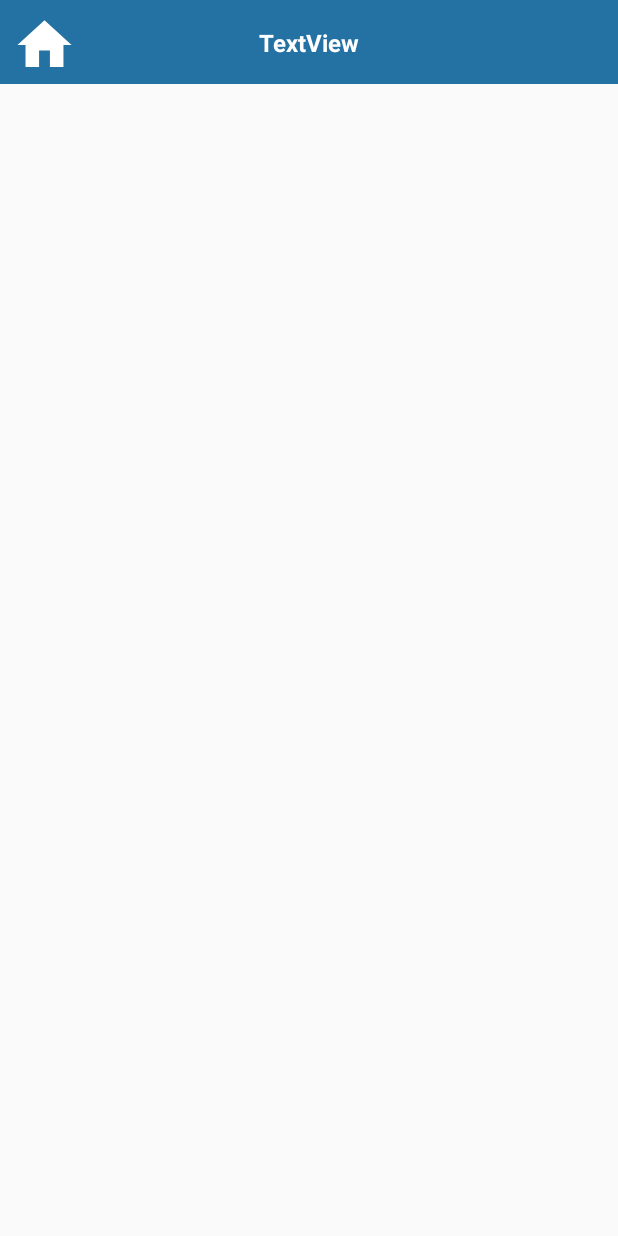
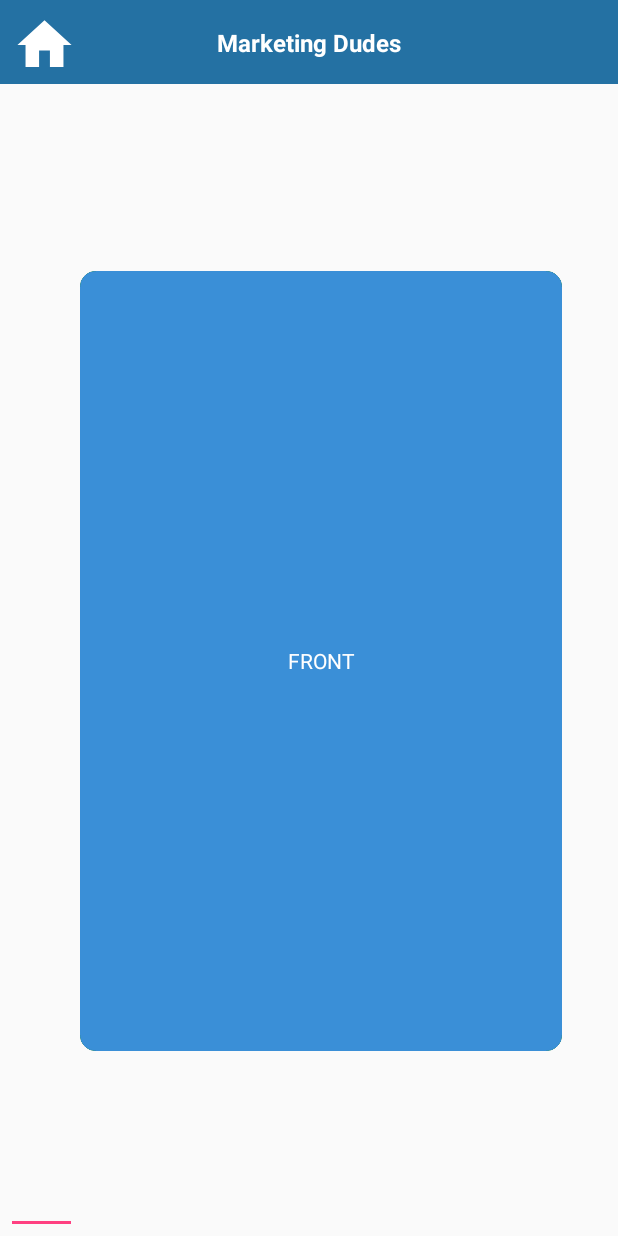
Before and after one commit to sriharivishnu/EasyExams-Android, an Android app: the PerformanceIndicators screen opened directly, with no data from a screen before it, on a phone screen of 412 x 824 dp. Run offline under Robolectric (Android 15) with nearby library versions, the phone set to English and light mode, and no system bars; Roboto replaces fonts that are not available here.

Commit message:
Add Performance Indicators GUI

```diff
--- /dev/null
+++ b/app/src/main/java/com/corp/srihari/deca/CardFragment.java
@@ -0,0 +1,68 @@
+package com.corp.srihari.deca;
+
+import android.animation.AnimatorInflater;
+import android.animation.AnimatorSet;
+import android.os.Bundle;
+import android.support.v4.app.Fragment;
+import android.view.LayoutInflater;
+import android.view.View;
+import android.view.ViewGroup;
+import android.widget.ImageButton;
+import android.widget.TextView;
+
+public class CardFragment extends Fragment implements View.OnClickListener {
+    private AnimatorSet animIn, animOut;
+    private View cardFront, cardBack;
+    private TextView front_text, back_text;
+    private ViewGroup rootView;
+    private boolean onFront;
+
+    @Override
+    public View onCreateView(LayoutInflater inflater, ViewGroup container, Bundle savedInstanceState) {
+        rootView = (ViewGroup) inflater.inflate(R.layout.fragment_card, container, false);
+        findViews();
+        loadAnim();
+        changeCameraDistance();
+        cardFront.setOnClickListener(this);
+        onFront = true;
+        return rootView;
+    }
+    private void changeCameraDistance() {
+        float scale = getResources().getDisplayMetrics().density * 8000;
+        cardFront.setCameraDistance(scale);
+        cardBack.setCameraDistance(scale);
+    }
+    private void findViews() {
+        cardFront = rootView.findViewById(R.id.card_frame_front);
+        cardBack = rootView.findViewById(R.id.card_frame_back);
+        front_text = cardFront.findViewById(R.id.front_text);
+        back_text = cardBack.findViewById(R.id.back_text);
+    }
+    private void loadAnim() {
+        animIn = (AnimatorSet) AnimatorInflater.loadAnimator(getContext(), R.animator.anim_in);
+        animOut = (AnimatorSet) AnimatorInflater.loadAnimator(getContext(), R.animator.anim_out);
+    }
+    public void flipCard() {
+        if (onFront) {
+            animOut.setTarget(cardFront);
+            animIn.setTarget(cardBack);
+            animOut.start();
+            animIn.start();
+            onFront = false;
+
+        } else {
+            animOut.setTarget(cardBack);
+            animIn.setTarget(cardFront);
+            animOut.start();
+            animIn.start();
+            onFront = true;
+        }
+    }
+
+    public void onClick(View v) {
+        switch (v.getId()) {
+            case (R.id.card_frame_front):
+                flipCard();
+        }
+    }
+}
--- a/app/src/main/java/com/corp/srihari/deca/PerformanceIndicators.java
+++ b/app/src/main/java/com/corp/srihari/deca/PerformanceIndicators.java
@@ -1,19 +1,41 @@
 package com.corp.srihari.deca;
 
+import android.animation.AnimatorInflater;
+import android.animation.AnimatorSet;
 import android.content.Intent;
+import android.support.design.widget.TabLayout;
+import android.support.v4.app.Fragment;
+import android.support.v4.app.FragmentManager;
+import android.support.v4.app.FragmentStatePagerAdapter;
+import android.support.v4.view.PagerAdapter;
+import android.support.v4.view.ViewPager;
 import android.support.v7.app.AppCompatActivity;
 import android.os.Bundle;
+import android.view.KeyEvent;
 import android.view.View;
 import android.widget.ImageButton;
+import android.widget.TextView;
 
 public class PerformanceIndicators extends AppCompatActivity implements View.OnClickListener {
     private ImageButton homeButton;
+    private PagerAdapter pagerAdapter;
+    private ViewPager cards;
+    private TabLayout threedots;
     @Override
     protected void onCreate(Bundle savedInstanceState) {
         super.onCreate(savedInstanceState);
         setContentView(R.layout.activity_performance_indicators);
+        findViews();
+        homeButton.setOnClickListener(this);
+        pagerAdapter = new PagerAdapter(getSupportFragmentManager());
+        cards.setAdapter(pagerAdapter);
+
+    }
+    private void findViews() {
         homeButton = (ImageButton) findViewById(R.id.homePI);
-        homeButton.setOnClickListener(this);
+        cards = findViewById(R.id.cards_pager);
+        threedots = findViewById(R.id.threedots);
+        threedots.setupWithViewPager(cards, true);
     }
 
     public void onClick(View v) {
@@ -22,7 +44,38 @@ public class PerformanceIndicators extends AppCompatActivity implements View.OnC
                 Intent intent = new Intent(this, MainActivity.class);
                 startActivity(intent);
                 finish();
+                break;
 
         }
     }
+
+    @Override
+    public boolean onKeyDown(int keyCode, KeyEvent event)  {
+        if (cards.getCurrentItem() == 0) {
+            // If the user is currently looking at the first step, allow the system to handle the
+            // Back button. This calls finish() on this activity and pops the back stack.
+            super.onBackPressed();
+        } else {
+            // Otherwise, select the previous step.
+            cards.setCurrentItem(cards.getCurrentItem() - 1);
+        }
+
+        return super.onKeyDown(keyCode, event);
+    }
+    private class PagerAdapter extends FragmentStatePagerAdapter {
+        public PagerAdapter(FragmentManager fm) {
+            super(fm);
+        }
+
+        @Override
+        public Fragment getItem(int position) {
+            CardFragment cardFragment = new CardFragment();
+            return cardFragment;
+        }
+
+        @Override
+        public int getCount() {
+            return 10;
+        }
+    }
 }
--- /dev/null
+++ b/app/src/main/res/drawable/rectangle_card.xml
@@ -0,0 +1,10 @@
+<?xml version="1.0" encoding="utf-8"?>
+<shape xmlns:android="http://schemas.android.com/apk/res/android" android:shape="rectangle"
+    >
+    <stroke
+        android:width="0.35dp"
+        android:color="@color/white" />
+    <corners
+        android:radius="10dp" />
+
+</shape>
--- /dev/null
+++ b/app/src/main/res/drawable/selected_dot.xml
@@ -0,0 +1,4 @@
+<?xml version="1.0" encoding="utf-8"?>
+<selector xmlns:android="http://schemas.android.com/apk/res/android">
+
+</selector>
--- /dev/null
+++ b/app/src/main/res/drawable/tab_selector.xml
@@ -0,0 +1,4 @@
+<?xml version="1.0" encoding="utf-8"?>
+<selector xmlns:android="http://schemas.android.com/apk/res/android">
+
+</selector>
--- /dev/null
+++ b/app/src/main/res/drawable/unselected_dot.xml
@@ -0,0 +1,4 @@
+<?xml version="1.0" encoding="utf-8"?>
+<selector xmlns:android="http://schemas.android.com/apk/res/android">
+
+</selector>
--- a/app/src/main/res/layout/activity_end_game.xml
+++ b/app/src/main/res/layout/activity_end_game.xml
@@ -32,7 +32,7 @@
         android:fontFamily="@font/assistant_extralight"
         android:text="TextView"
         android:textColor="@color/white"
-        android:textSize="16sp"
+        android:textSize="18sp"
         android:textStyle="bold"
         app:layout_constraintBottom_toBottomOf="@+id/toolbarExam2"
         app:layout_constraintLeft_toLeftOf="parent"
@@ -121,5 +121,23 @@
         app:layout_constraintRight_toRightOf="parent"
         app:srcCompat="@drawable/new_exam_button" />
 
+    <ImageButton
+        android:id="@+id/postButton"
+        android:layout_width="168dp"
+        android:layout_height="51dp"
+        android:layout_marginStart="8dp"
+        android:layout_marginTop="8dp"
+        android:layout_marginEnd="8dp"
+        android:layout_marginBottom="64dp"
+        android:background="#00000000"
+        android:scaleType="centerCrop"
+        app:layout_constraintBottom_toTopOf="@+id/wrongAnswersButton"
+        app:layout_constraintEnd_toEndOf="parent"
+        app:layout_constraintHorizontal_bias="0.497"
+        app:layout_constraintStart_toStartOf="parent"
+        app:layout_constraintTop_toBottomOf="@+id/scoreText"
+        app:layout_constraintVertical_bias="0.25"
+        app:srcCompat="@drawable/post_score" />
+
 
 </android.support.constraint.ConstraintLayout>
--- a/app/src/main/res/layout/activity_performance_indicators.xml
+++ b/app/src/main/res/layout/activity_performance_indicators.xml
@@ -54,7 +54,7 @@
         android:layout_marginLeft="8dp"
         android:layout_marginRight="8dp"
         android:layout_marginStart="8dp"
-        android:text="TextView"
+        android:text="Marketing Dudes"
         android:textColor="@color/white"
         android:textSize="16sp"
         android:textStyle="bold"
@@ -64,4 +64,37 @@
         app:layout_constraintTop_toTopOf="@+id/toolbarPI"
         android:layout_marginTop="8dp" />
 
+    <android.support.v4.view.ViewPager
+        android:layout_width="408dp"
+        android:layout_height="634dp"
+        android:layout_marginStart="8dp"
+        android:layout_marginTop="8dp"
+        android:layout_marginBottom="8dp"
+        app:layout_constraintBottom_toBottomOf="parent"
+        app:layout_constraintEnd_toEndOf="parent"
+        app:layout_constraintStart_toStartOf="parent"
+        app:layout_constraintTop_toBottomOf="@+id/toolbarPI"
+        android:id="@+id/cards_pager">
+
+    </android.support.v4.view.ViewPager>
+
+    <android.support.design.widget.TabLayout
+        android:id="@+id/threedots"
+        android:layout_width="match_parent"
+        android:layout_height="wrap_content"
+        android:layout_marginStart="8dp"
+        android:layout_marginTop="108dp"
+        android:layout_marginEnd="8dp"
+        android:layout_marginBottom="8dp"
+        app:layout_constraintBottom_toBottomOf="parent"
+        app:layout_constraintEnd_toEndOf="parent"
+        app:layout_constraintHorizontal_bias="1.0"
+        app:layout_constraintStart_toStartOf="parent"
+        app:layout_constraintTop_toTopOf="@+id/cards_pager"
+        app:layout_constraintVertical_bias="1.0"/>
+
+
+
+
+
 </android.support.constraint.ConstraintLayout>
--- /dev/null
+++ b/app/src/main/res/layout/card_back.xml
@@ -0,0 +1,24 @@
+<?xml version="1.0" encoding="utf-8"?>
+<FrameLayout
+    xmlns:android="http://schemas.android.com/apk/res/android"
+    android:layout_width="match_parent"
+    android:layout_height="match_parent"
+    android:orientation="vertical">
+
+    <ImageView
+        android:layout_width="match_parent"
+        android:layout_height="match_parent"
+        android:padding="8dp"
+        android:tint="@color/green"
+        android:src="@drawable/rectangle_card"/>
+    <TextView
+        android:id="@+id/back_text"
+        android:layout_width="match_parent"
+        android:layout_height="match_parent"
+        android:layout_gravity="center"
+        android:text="BACK"
+        android:textColor="@color/white"
+        android:textAlignment="center"
+        android:gravity="center"/>
+
+</FrameLayout>
--- /dev/null
+++ b/app/src/main/res/layout/card_front.xml
@@ -0,0 +1,24 @@
+<?xml version="1.0" encoding="utf-8"?>
+<FrameLayout
+    xmlns:android="http://schemas.android.com/apk/res/android"
+    android:layout_width="match_parent"
+    android:layout_height="match_parent"
+    android:orientation="vertical">
+
+    <ImageView
+        android:layout_width="match_parent"
+        android:layout_height="match_parent"
+        android:padding="8dp"
+        android:tint="@color/questionButtonColour"
+        android:src="@drawable/rectangle_card"/>
+    <TextView
+        android:id="@+id/front_text"
+        android:layout_width="match_parent"
+        android:layout_height="match_parent"
+        android:layout_gravity="center"
+        android:text="FRONT"
+        android:textColor="@color/white"
+        android:textAlignment="center"
+        android:gravity="center"/>
+
+</FrameLayout>
--- /dev/null
+++ b/app/src/main/res/layout/fragment_card.xml
@@ -0,0 +1,44 @@
+<?xml version="1.0" encoding="utf-8"?>
+<android.support.constraint.ConstraintLayout
+    xmlns:android="http://schemas.android.com/apk/res/android"
+    xmlns:app="http://schemas.android.com/apk/res-auto"
+    xmlns:tools="http://schemas.android.com/tools"
+    android:layout_width="match_parent"
+    android:layout_height="match_parent">
+
+    <FrameLayout
+        android:id="@+id/card_frame_back"
+        android:layout_width="337dp"
+        android:layout_height="536dp"
+        android:layout_marginStart="8dp"
+        android:layout_marginTop="8dp"
+        android:layout_marginBottom="8dp"
+        app:layout_constraintBottom_toBottomOf="parent"
+        app:layout_constraintEnd_toEndOf="parent"
+        app:layout_constraintStart_toStartOf="parent"
+        app:layout_constraintTop_toTopOf="parent">
+
+        <include
+            android:id="@+id/back_layout"
+            layout="@layout/card_back" />
+    </FrameLayout>
+
+    <FrameLayout
+        android:id="@+id/card_frame_front"
+        android:layout_width="337dp"
+        android:layout_height="536dp"
+        android:layout_marginStart="8dp"
+        android:layout_marginTop="8dp"
+        android:layout_marginBottom="8dp"
+        app:layout_constraintBottom_toBottomOf="parent"
+        app:layout_constraintEnd_toEndOf="parent"
+        app:layout_constraintStart_toStartOf="parent"
+        app:layout_constraintTop_toTopOf="parent">
+
+        <include
+            android:id="@+id/front_layout"
+            layout="@layout/card_front" />
+
+    </FrameLayout>
+
+</android.support.constraint.ConstraintLayout>
--- /dev/null
+++ b/app/src/main/res/values/integers.xml
@@ -0,0 +1,5 @@
+<?xml version="1.0" encoding="utf-8"?>
+<resources>
+    <integer name="flip_length">2000</integer>
+    <integer name="half_flip_length">1000</integer>
+</resources>
```
Also changed, not shown: app/src/main/res/animator/anim_in.xml (added, +25 -0 lines), app/src/main/res/animator/anim_out.xml (added, +15 -0 lines), app/src/main/res/drawable/post_score.png (added), 82 other files.
